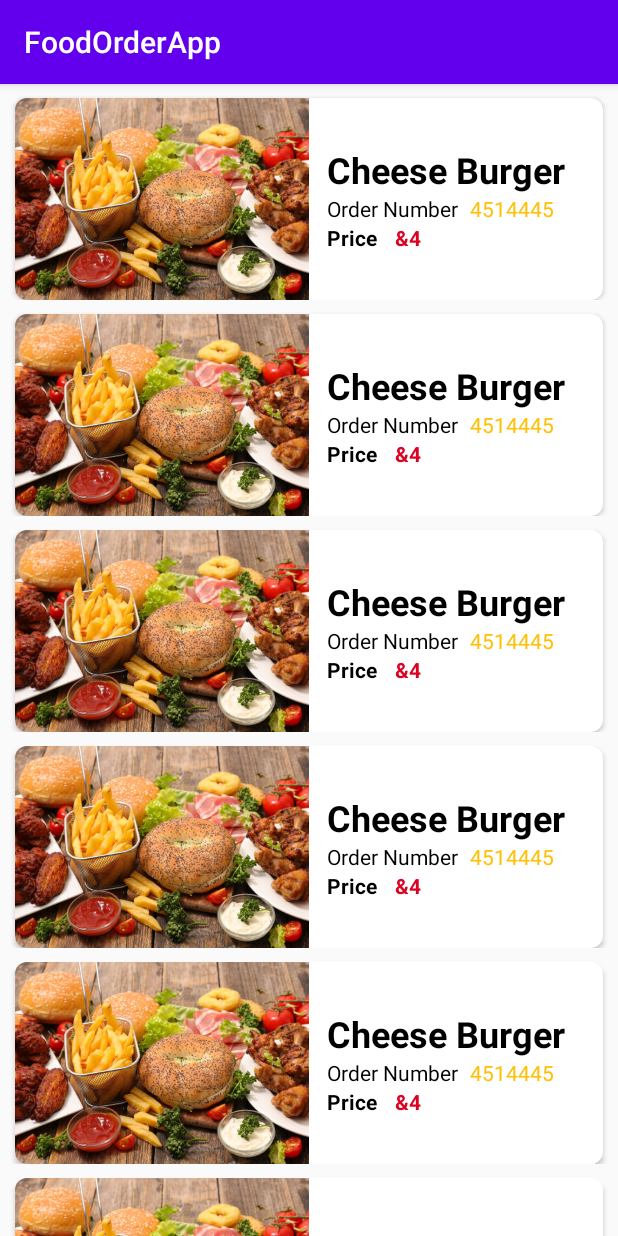
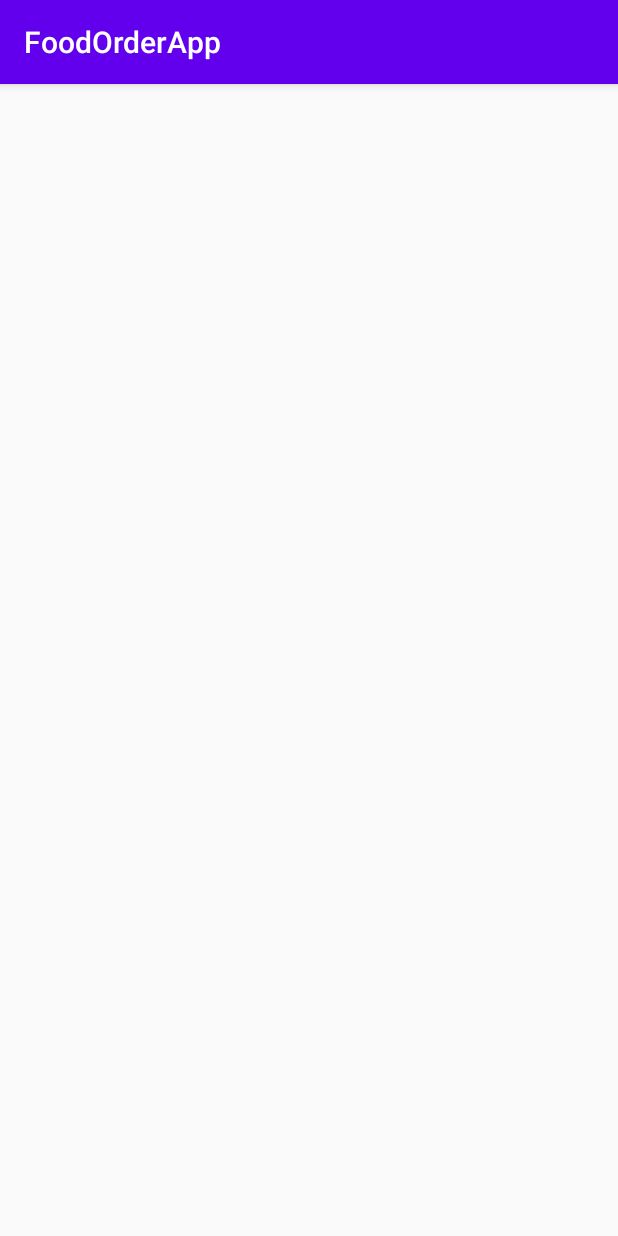
Before and after one commit to Nadeemsungi/FoodOrderApp, an Android app: the ActivityForOders screen opened directly, with no data from a screen before it, on a phone screen of 412 x 824 dp. Run offline under Robolectric (Android 15) with nearby library versions, the phone set to English and light mode, and no system bars.

Commit message:
sb order ko aik jaga jama krna

```diff
--- a/app/src/main/java/com/example/foodorderapp/ActivityForOders.java
+++ b/app/src/main/java/com/example/foodorderapp/ActivityForOders.java
@@ -7,6 +7,7 @@ import android.os.Bundle;
 import android.view.LayoutInflater;
 
 import com.example.foodorderapp.Adapters.OrderAdapter;
+import com.example.foodorderapp.DataBaseClass.DBHelper;
 import com.example.foodorderapp.Models.OrderModel;
 import com.example.foodorderapp.databinding.ActivityForOdersBinding;
 
@@ -19,17 +20,9 @@ public class ActivityForOders extends AppCompatActivity {
         super.onCreate(savedInstanceState);
         binding=ActivityForOdersBinding.inflate(getLayoutInflater());
         setContentView(binding.getRoot());
-        ArrayList<OrderModel>list=new ArrayList<>();
-        list.add(new OrderModel(R.drawable.food5,"Cheese Burger","4","4514445"));
-        list.add(new OrderModel(R.drawable.food5,"Cheese Burger","4","4514445"));
-        list.add(new OrderModel(R.drawable.food5,"Cheese Burger","4","4514445"));
-        list.add(new OrderModel(R.drawable.food5,"Cheese Burger","4","4514445"));
-        list.add(new OrderModel(R.drawable.food5,"Cheese Burger","4","4514445"));
-        list.add(new OrderModel(R.drawable.food5,"Cheese Burger","4","4514445"));
-        list.add(new OrderModel(R.drawable.food5,"Cheese Burger","4","4514445"));
-        list.add(new OrderModel(R.drawable.food5,"Cheese Burger","4","4514445"));
-        list.add(new OrderModel(R.drawable.food5,"Cheese Burger","4","4514445"));
-        list.add(new OrderModel(R.drawable.food5,"Cheese Burger","4","4514445"));
+
+        DBHelper helper=new DBHelper(this);
+        ArrayList<OrderModel>list=helper.getOrders();
 
         OrderAdapter orderadapter =new OrderAdapter(list,this);
         binding.orderRecyclerView.setAdapter(orderadapter);
--- a/app/src/main/java/com/example/foodorderapp/DataBaseClass/DBHelper.java
+++ b/app/src/main/java/com/example/foodorderapp/DataBaseClass/DBHelper.java
@@ -2,10 +2,15 @@ package com.example.foodorderapp.DataBaseClass;
 
 import android.content.ContentValues;
 import android.content.Context;
+import android.database.Cursor;
 import android.database.sqlite.SQLiteDatabase;
 import android.database.sqlite.SQLiteOpenHelper;
 
 import androidx.annotation.Nullable;
+
+import com.example.foodorderapp.Models.OrderModel;
+
+import java.util.ArrayList;
 
 public class DBHelper extends SQLiteOpenHelper {
     final static String DBNAME ="mydatabase.db";
@@ -24,8 +29,8 @@ public class DBHelper extends SQLiteOpenHelper {
                         "price int," +
                         "quantity int," +
                         "image int," +
-                        "description text," +
-                        "foodname text)"
+                        "foodname text," +
+                        "description text)"
 
         );
 
@@ -36,7 +41,7 @@ public class DBHelper extends SQLiteOpenHelper {
         sqLiteDatabase.execSQL("DROP table if exists orders");
         onCreate(sqLiteDatabase);
     }
-    public boolean insertOrder (String name,String phone,int price,int image,String dec,String foodname,int quantity)
+    public boolean insertOrder (String name,String phone,int price,int image,String description,String foodname,int quantity)
     {
         SQLiteDatabase database=getReadableDatabase();
         ContentValues values=new ContentValues();
@@ -44,7 +49,7 @@ public class DBHelper extends SQLiteOpenHelper {
         values.put("phone",phone);
         values.put("price",price);
         values.put("image",image);
-        values.put("Description",dec);
+        values.put("Description",description);
         values.put("foodname",foodname);
         values.put("quantity",quantity);
         long id = database.insert("orders",null,values);
@@ -55,6 +60,22 @@ public class DBHelper extends SQLiteOpenHelper {
             return true;
         }
     }
-
-
+    public ArrayList<OrderModel> getOrders(){
+        ArrayList<OrderModel> orders=new ArrayList<>();
+        SQLiteDatabase database=this.getWritableDatabase();
+        Cursor cursor=database.rawQuery("select id,description,image,price from orders",null);
+        if(cursor.moveToFirst()) {
+            while (cursor.moveToNext()) {
+                OrderModel model = new OrderModel();
+                model.setOrderNumber(cursor.getInt(0) + "");
+                model.setSoldItemName(cursor.getString(1));
+                model.setOrderImage(Integer.parseInt(cursor.getInt(2) + ""));
+                model.setPrice(cursor.getInt(3) + "");
+                orders.add(model);
+            }
+        }
+        cursor.close();
+        database.close();
+        return orders;
+    }
 }
--- a/app/src/main/java/com/example/foodorderapp/Models/OrderModel.java
+++ b/app/src/main/java/com/example/foodorderapp/Models/OrderModel.java
@@ -4,7 +4,7 @@ public class OrderModel {
     int orderImage;
     String soldItemName,price,orderNumber;
 
-    public OrderModel(int orderImage, String soldItemName, String price, String orderNumber) {
+    public OrderModel() {
 
         this.orderImage = orderImage;
         this.soldItemName = soldItemName;
--- /dev/null
+++ b/app/src/main/res/drawable/menu.xml
@@ -0,0 +1,5 @@
+<vector android:height="24dp" android:tint="#287F03"
+    android:viewportHeight="24" android:viewportWidth="24"
+    android:width="24dp" xmlns:android="http://schemas.android.com/apk/res/android">
+    <path android:fillColor="@android:color/white" android:pathData="M3,18h18v-2L3,16v2zM3,13h18v-2L3,11v2zM3,6v2h18L21,6L3,6z"/>
+</vector>
--- a/app/src/main/res/layout/activity_login.xml
+++ b/app/src/main/res/layout/activity_login.xml
@@ -96,7 +96,7 @@
 
                         <TextView
                             android:id="@+id/arzi"
-                            android:layout_width="37dp"
+                            android:layout_width="50dp"
                             android:layout_height="wrap_content"
                             android:text="Or With"
                             android:textColor="@color/black" />
--- a/app/src/main/res/layout/activity_order_detail.xml
+++ b/app/src/main/res/layout/activity_order_detail.xml
@@ -123,7 +123,7 @@
                     <TextView
                         android:layout_width="wrap_content"
                         android:layout_height="wrap_content"
-                        android:text="@string/amp"
+                        android:text="@string/dollar"
                         android:textStyle="bold"
                         android:textSize="18sp"
                         android:textColor="@color/Red"
--- a/app/src/main/res/layout/activity_splash.xml
+++ b/app/src/main/res/layout/activity_splash.xml
@@ -8,6 +8,6 @@
     <ImageView
         android:layout_width="match_parent"
         android:layout_height="match_parent"
-        android:background="@drawable/sungi"/>
+        android:background="@drawable/splash"/>
 
 </LinearLayout>
--- a/app/src/main/res/layout/orders_sample.xml
+++ b/app/src/main/res/layout/orders_sample.xml
@@ -91,7 +91,7 @@
                         android:layout_weight="1"
                         android:textStyle="bold"
                         android:textColor="@color/Red"
-                        android:text="&amp;" />
+                        android:text="@string/dollar" />
                     <TextView
                         android:layout_width="match_parent"
                         android:layout_height="wrap_content"
--- a/app/src/main/res/layout/sample_mainfood.xml
+++ b/app/src/main/res/layout/sample_mainfood.xml
@@ -58,7 +58,7 @@
                         android:layout_width="wrap_content"
                         android:layout_height="wrap_content"
                         android:layout_marginStart="12dp"
-                        android:text="@string/amp"
+                        android:text="@string/dollar"
                         android:textColor="@color/Red" />
 
                     <TextView
--- a/app/src/main/res/values/strings.xml
+++ b/app/src/main/res/values/strings.xml
@@ -14,4 +14,5 @@
     <string name="order_now">Order Now</string>
     <string name="_30">30</string>
     <string name="_100">100</string>
+    <string name="dollar">$</string>
 </resources>
```
Also changed, not shown: app/src/main/java/com/example/foodorderapp/FoodOrderList.java (+21 -0 lines), app/src/main/java/com/example/foodorderapp/login_activity.java (+0 -9 lines), app/src/main/res/drawable/order.png (added), app/src/main/res/drawable/splash.webp (added).
